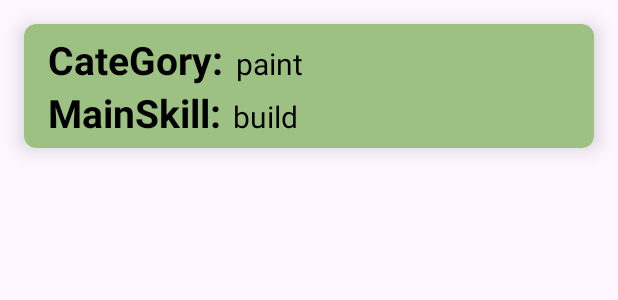
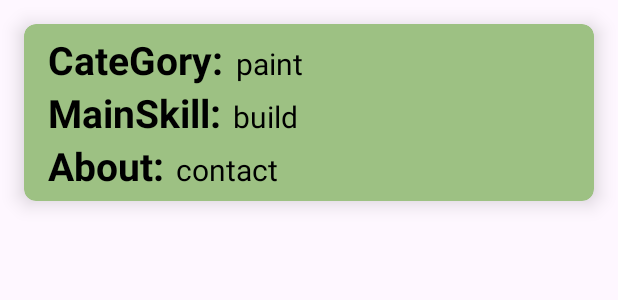
Before and after one commit to it21203794/MAD-group-3.2--LK-Economic-Solution, an Android app: the layout gigs.xml on its own in the app's theme, with its tools: preview values and no code run, on a phone screen of 412 x 824 dp. Shown: the top 300 px of the screen. Run offline under Robolectric (Android 15) with nearby library versions, the light colour scheme and no system bars.

Commit message:
comment gigs.xml

```diff
--- a/app/src/main/res/layout/gigs.xml
+++ b/app/src/main/res/layout/gigs.xml
@@ -71,6 +71,33 @@
 
 
              </LinearLayout>
+         <LinearLayout
+             android:layout_width="wrap_content"
+             android:layout_height="wrap_content"
+             android:layout_gravity="center_vertical"
+             android:orientation="horizontal">
+
+
+             <TextView
+                 android:layout_width="wrap_content"
+                 android:layout_height="wrap_content"
+                 android:text="About:"
+                 android:textColor="@color/black"
+                 android:textSize="26sp"
+                 android:textStyle="bold"/>
+
+             <TextView
+                 android:id="@+id/gigAbout12"
+                 android:layout_width="wrap_content"
+                 android:layout_height="wrap_content"
+                 android:layout_marginStart="8dp"
+                 android:text="contact"
+                 android:textColor="@color/black"
+                 android:textSize="20sp"
+                 />
+
+
+         </LinearLayout>
 
 
 
```
